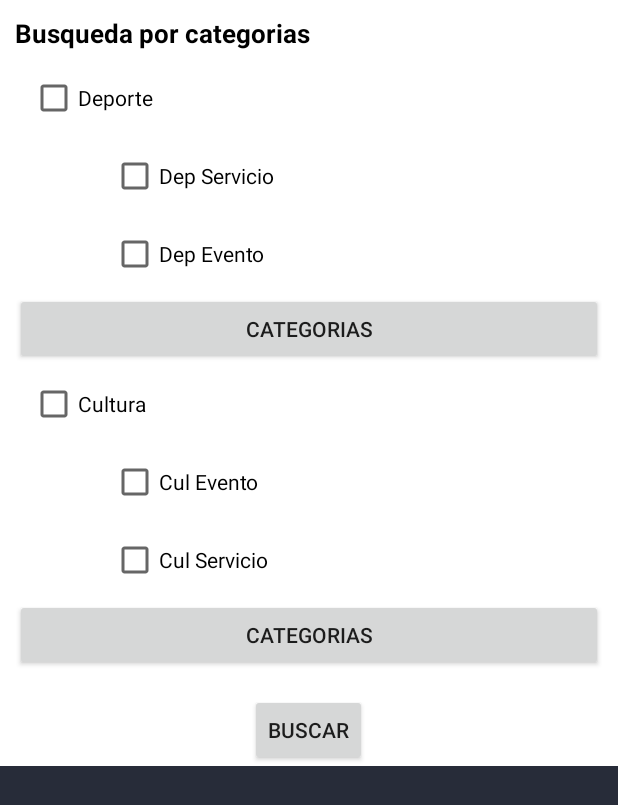
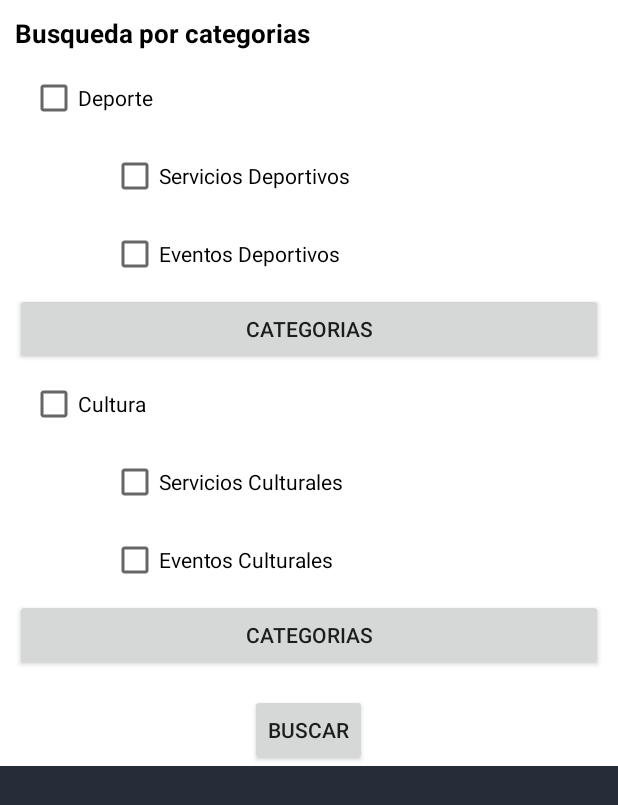
Before and after one commit to 0xCaponte/MovidaChacao, an Android app: the FilterActivities screen opened directly, with no data from a screen before it, on a phone screen of 412 x 824 dp. Shown: the top 805 px of the screen. Run offline under Robolectric (Android 15) with nearby library versions, the phone set to English and light mode, and no system bars.

```diff
--- a/app/src/main/res/layout/filter_activities.xml
+++ b/app/src/main/res/layout/filter_activities.xml
@@ -66,7 +66,7 @@
                         <CheckBox
                             android:layout_width="wrap_content"
                             android:layout_height="wrap_content"
-                            android:text="Dep Servicio"
+                            android:text="Servicios Deportivos"
                             android:id="@+id/filtro_deporte_servicios"
                             android:checked="false"
                             android:layout_marginLeft="54dp"
@@ -84,7 +84,7 @@
                         <CheckBox
                             android:layout_width="wrap_content"
                             android:layout_height="wrap_content"
-                            android:text="Dep Evento"
+                            android:text="Eventos Deportivos"
                             android:id="@+id/filtro_deporte_eventos"
                             android:checked="false"
                             android:layout_marginLeft="54dp"
@@ -133,12 +133,14 @@
                         android:orientation="vertical"
                         android:id="@+id/eventos_cultura"
                         android:layout_below="@+id/cultura">
+
                         <CheckBox
                             android:layout_width="wrap_content"
                             android:layout_height="wrap_content"
-                            android:text="Cul Evento"
-                            android:id="@+id/filtro_cultura_eventos"
+                            android:text="Servicios Culturales"
+                            android:id="@+id/filtro_cultura_servicios"
                             android:checked="false"
+                            android:layout_above="@+id/filtro_cultura_eventos"
                             android:layout_marginLeft="54dp"
                             android:layout_marginStart="54dp" />
                     </LinearLayout>
@@ -150,13 +152,13 @@
                         android:orientation="vertical"
                         android:id="@+id/permanentes_cultura"
                         android:layout_below="@+id/eventos_cultura">
+
                         <CheckBox
                             android:layout_width="wrap_content"
                             android:layout_height="wrap_content"
-                            android:text="Cul Servicio"
-                            android:id="@+id/filtro_cultura_servicios"
+                            android:text="Eventos Culturales"
+                            android:id="@+id/filtro_cultura_eventos"
                             android:checked="false"
-                            android:layout_above="@+id/filtro_cultura_eventos"
                             android:layout_marginLeft="54dp"
                             android:layout_marginStart="54dp" />
                     </LinearLayout>
```
Also changed, not shown: app/src/main/res/layout/activity_map.xml (+21 -13 lines), app/src/main/res/drawable/map_location.png (added), app/src/main/res/drawable/map_search.png (added).
